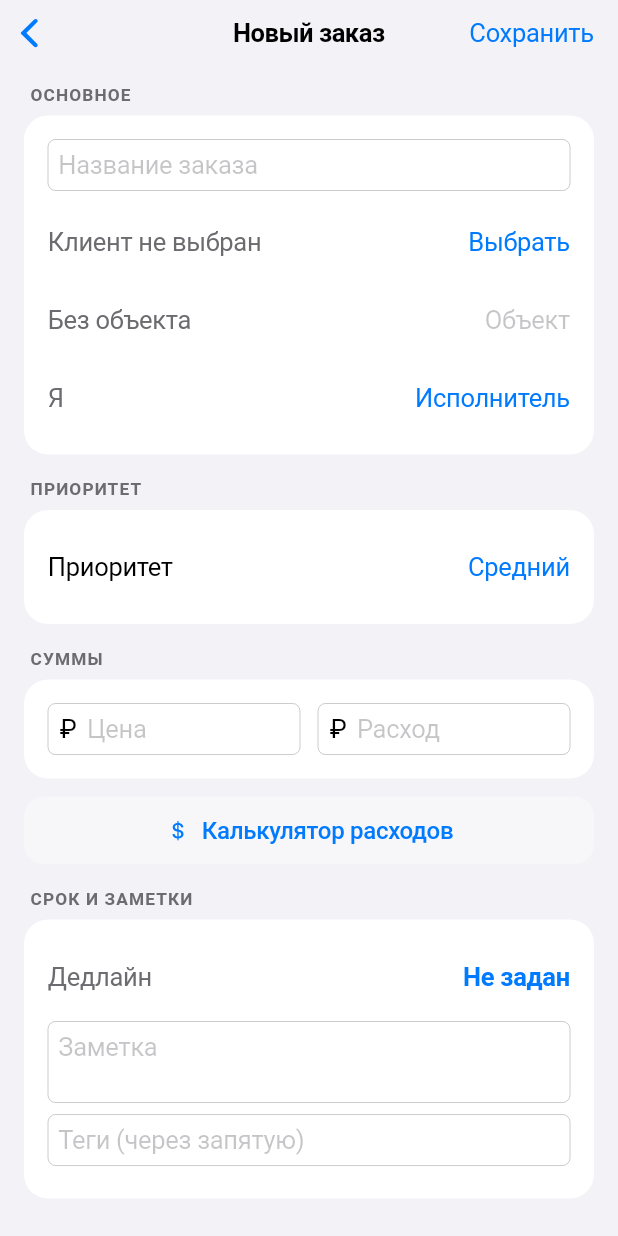
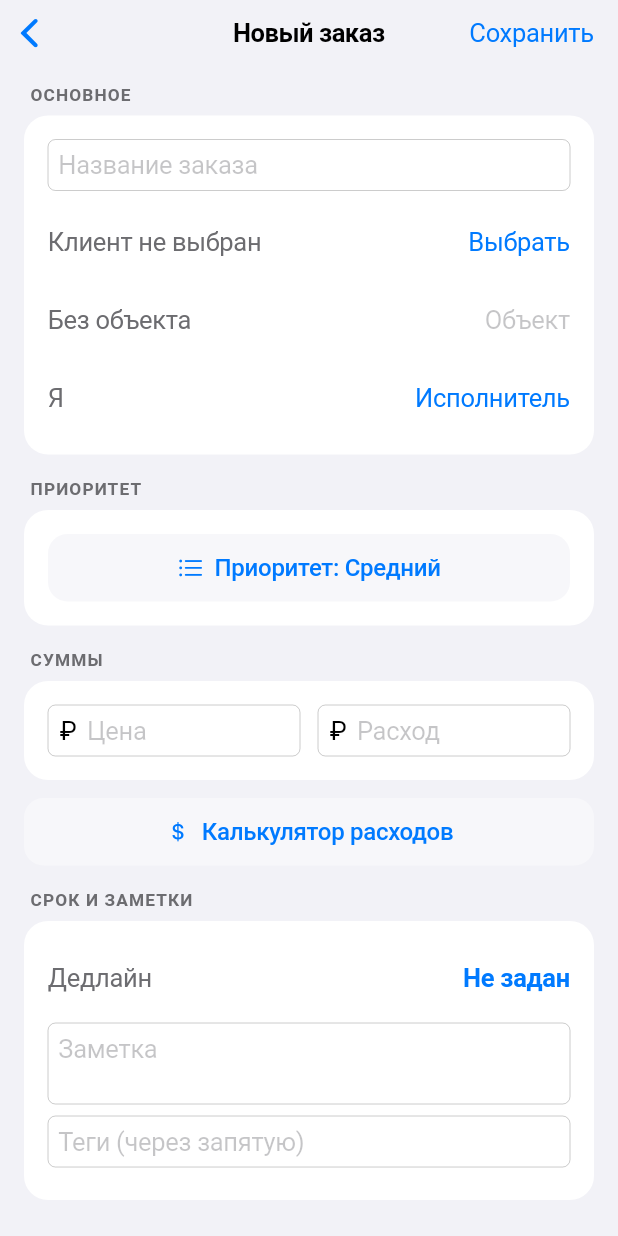
Before and after one commit to 523uran523/Masters, a Flutter app: the JobFormScreen screen opened directly, on a phone screen of 412 x 824 dp. Run offline on Flutter 3.47's test engine with Material 3 defaults, Android fonts, the phone set to English and light mode, and no system bars; our stand-ins replace csv, file_picker, flutter_local_notifications, local_auth, open_filex, package_info_plus and 8 more; missing offline and left inert: dart:js_interop, excel; accounts and stored records are empty.

Commit message:
Make job priority a dropdown and support client preselection

```diff
--- a/lib/features/clients/client_detail_screen.dart
+++ b/lib/features/clients/client_detail_screen.dart
@@ -456,10 +456,7 @@ class ClientDetailScreen extends StatelessWidget {
               icon: CupertinoIcons.plus,
               onPressed: () => Navigator.of(context).push(
                 CupertinoPageRoute(
-                  builder: (_) => JobFormScreen(
-                    initialClientId: clientId,
-                    initialObjectId: objects.length == 1 ? objects.first.id : null,
-                  ),
+                  builder: (_) => JobFormScreen(initialClientId: clientId),
                 ),
               ),
             ),
--- a/lib/features/jobs/job_form_screen.dart
+++ b/lib/features/jobs/job_form_screen.dart
@@ -47,8 +47,12 @@ class _JobFormScreenState extends State<JobFormScreen> {
     if (!_isEdit && _assigneeId == null) {
       _assigneeId = context.read<MastersStore>().selfEmployee?.id;
     }
+    _loadJob();
+  }
+
+  void _loadJob() {
+    final store = context.read<MastersStore>();
     if (!_isEdit) {
-      final store = context.read<MastersStore>();
       if (_clientId == null &&
           widget.initialClientId != null &&
           store.clientById(widget.initialClientId!) != null) {
@@ -56,17 +60,16 @@ class _JobFormScreenState extends State<JobFormScreen> {
       }
       if (_objectId == null && widget.initialObjectId != null) {
         final obj = store.objectById(widget.initialObjectId);
-        if (obj != null &&
-            (_clientId == null || obj.clientId == _clientId)) {
+        if (obj != null && (_clientId == null || obj.clientId == _clientId)) {
           _objectId = widget.initialObjectId;
           _clientId ??= obj.clientId;
         }
       }
+      return;
     }
-    if (_isEdit && _titleController.text.isEmpty) {
-      final store = context.read<MastersStore>();
+    if (_titleController.text.isNotEmpty) return;
     final job = store.jobById(widget.jobId!);
-      if (job != null) {
+    if (job == null) return;
     _titleController.text = job.title;
     _clientId = job.clientId;
     _objectId = job.objectId;
@@ -82,8 +85,6 @@ class _JobFormScreenState extends State<JobFormScreen> {
     _noteController.text = job.note ?? '';
     _tagsController.text = job.tags ?? '';
     _dueDate = job.dueDate;
-      }
-    }
   }
 
   @override
@@ -539,16 +540,10 @@ class _JobFormScreenState extends State<JobFormScreen> {
             const SizedBox(height: 16),
             SectionLabel('Приоритет'),
             AppCard(
-              child: Row(
-                children: [
-                  const Text('Приоритет'),
-                  const Spacer(),
-                  CupertinoButton(
-                    padding: EdgeInsets.zero,
+              child: SecondaryButton(
+                label: 'Приоритет: ${_priority.label}',
+                icon: CupertinoIcons.list_bullet,
                 onPressed: _pickPriority,
-                    child: Text(_priority.label),
-                  ),
-                ],
               ),
             ),
             const SizedBox(height: 16),
```
Lines whose indentation alone changed are shown as unchanged.
